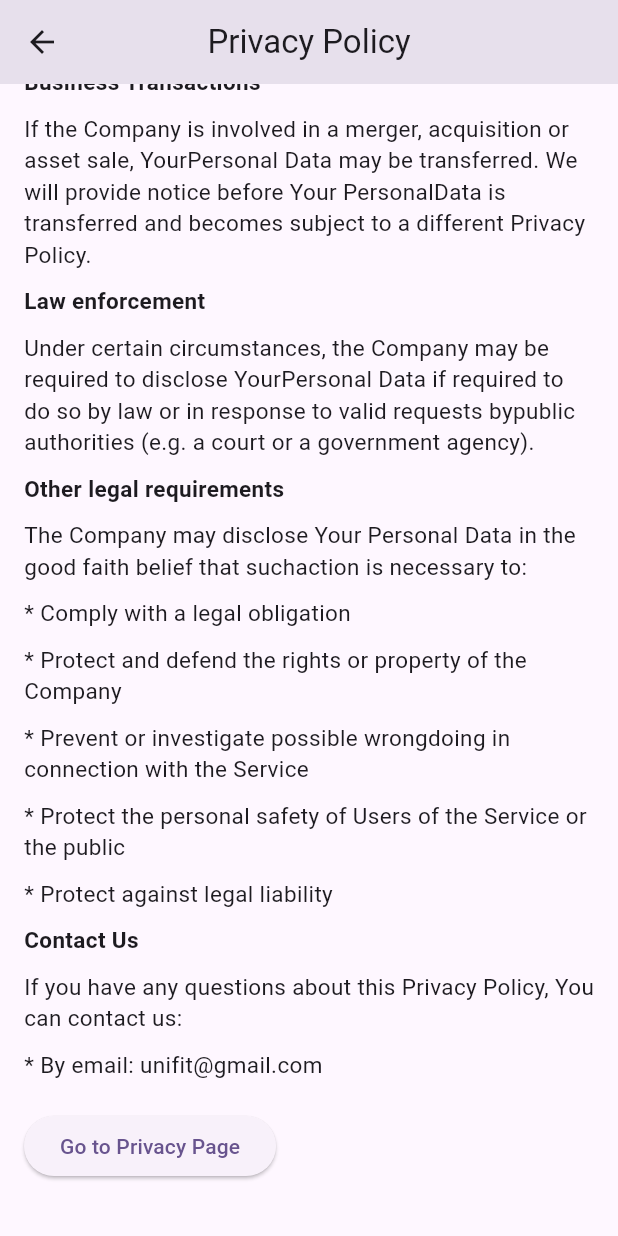
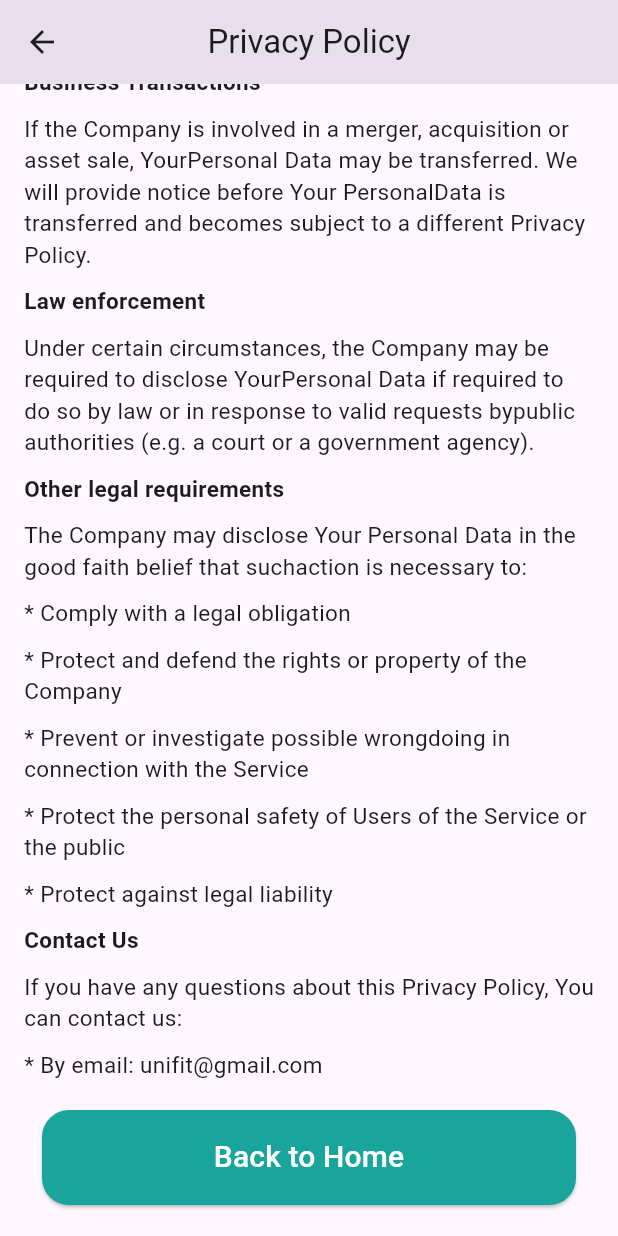
Before and after one commit to HMAHD/unifit, a Flutter app: the screen it shows after launch, scrolled down 1576 dp, on a phone screen of 412 x 824 dp. Run offline on Flutter 3.47's test engine with Material 2 defaults, Android fonts, the phone set to English and light mode, and no system bars; our stand-ins replace hexcolor.

Commit message:
add button to pr-pg

```diff
--- a/lib/main.dart
+++ b/lib/main.dart
@@ -32,7 +32,7 @@ class MyApp extends StatelessWidget {
         colorScheme: ColorScheme.fromSeed(seedColor: Colors.deepPurple),
         useMaterial3: true,
       ),
-      home: const PrivacyPolicyPage(),
+      home: const Privacy(),
     );
   }
 }
--- a/lib/pages/privacy_policy_page.dart
+++ b/lib/pages/privacy_policy_page.dart
@@ -1,13 +1,21 @@
 import 'package:flutter/material.dart';
-// Import the PrivacyPage
+import 'package:hexcolor/hexcolor.dart';
 
-class PrivacyPolicyPage extends StatelessWidget {
-  const PrivacyPolicyPage({Key? key}) : super(key: key);
+class Privacy extends StatefulWidget {
+  const Privacy({Key? key}) : super(key: key);
 
   @override
+  State<Privacy> createState() => _PrivacyState();
+}
+
+class _PrivacyState extends State<Privacy> {
+  @override
   Widget build(BuildContext context) {
-    return Scaffold(
-      appBar: AppBar(
+    var size = MediaQuery.of(context).size;
+    var width = size.width;
+    var height = size.height;
+
+    return Scaffold(appBar: AppBar(
         centerTitle: true,
         title: const Text("Privacy Policy"),
         leading: IconButton(
@@ -17,6 +25,7 @@ class PrivacyPolicyPage extends StatelessWidget {
           },
         ),
       ),
+
       body: SingleChildScrollView( // Wrap the Column with SingleChildScrollView
         padding: const EdgeInsets.all(16.0),
         child: Column(
@@ -340,20 +349,30 @@ class PrivacyPolicyPage extends StatelessWidget {
                 //fontWeight: FontWeight.bold,
               ),
             ),
-          const SizedBox(height: 20), // Add some space before the button
-            ElevatedButton(
-              onPressed: () {
-                Navigator.push(
-                  context,
-                  MaterialPageRoute(builder: (context) => const PrivacyPolicyPage()),
-                );
-              },
-              child: const Text("Go to Privacy Page"),
+      // Add elevator button
+      Padding(
+        padding: const EdgeInsets.symmetric(horizontal: 12, vertical: 20),
+        child: ElevatedButton(
+          onPressed: () {},
+          style: ElevatedButton.styleFrom(
+            minimumSize: Size(width, height / 13),
+            foregroundColor: Colors.white,
+            backgroundColor: HexColor('19a49c'),
+            shape: RoundedRectangleBorder(
+              borderRadius: BorderRadius.circular(18),
             ),
-            const SizedBox(height: 20),
-            ],// Add some space after the button
+          ),
+          child: const Text(
+            'Back to Home',
+            style: TextStyle(
+              fontSize: 20,
+            ),
+          ),
         ),
       ),
+          ],
+        ),
+    ),
     );
   }
 }
--- a/pubspec.yaml
+++ b/pubspec.yaml
@@ -35,6 +35,7 @@ dependencies:
   # The following adds the Cupertino Icons font to your application.
   # Use with the CupertinoIcons class for iOS style icons.
   cupertino_icons: ^1.0.2
+  hexcolor: ^3.0.1
 
 dev_dependencies:
   flutter_test:
```
Also changed, not shown: lib/pages/countdown pool.dart (added, +256 -0 lines), lib/pages/practice.dart (deleted), lib/pages/settings.dart (deleted), pubspec.lock.
